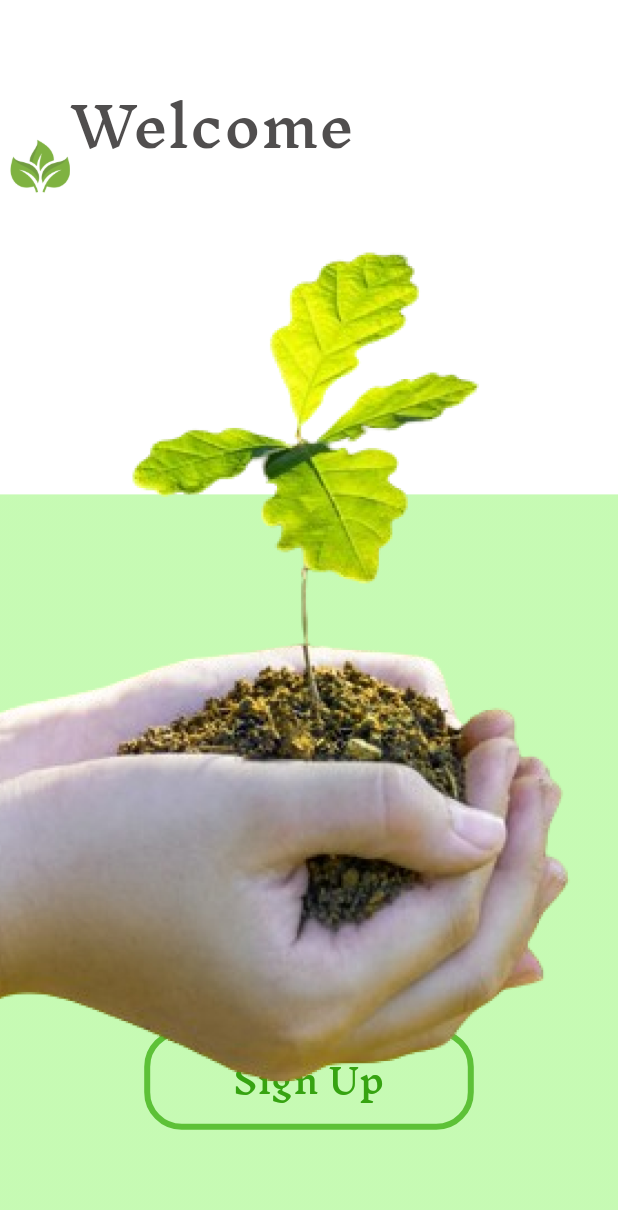
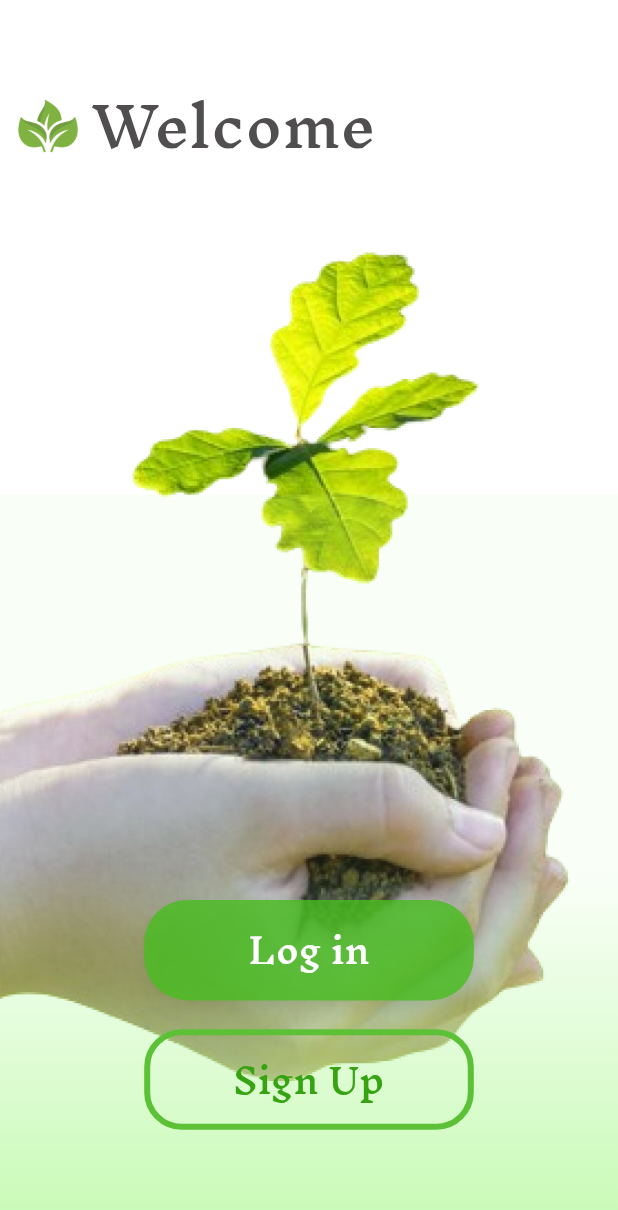
Before and after one commit to APGrace/THESISAPP, a Flutter app: the screen it shows after launch, on a phone screen of 412 x 824 dp. Shown: the top 1210 px of the screen. Run offline on Flutter 3.47's test engine with Material 3 defaults, Android fonts, the phone set to English and light mode, and no system bars; our stand-ins replace cached_network_image, dotted_border, flutter_svg, readmore.

Commit message:
♻️ refactor: Update FrameOneScreen layout and buttons to be clickable

```diff
--- a/lib/presentation/frame_one_screen/frame_one_screen.dart
+++ b/lib/presentation/frame_one_screen/frame_one_screen.dart
@@ -1,7 +1,8 @@
+import 'package:flutter/material.dart';
+
+import 'package:thesisapp/core/app_export.dart';
 import 'package:thesisapp/widgets/custom_elevated_button.dart';
 import 'package:thesisapp/widgets/custom_outlined_button.dart';
-import 'package:flutter/material.dart';
-import 'package:thesisapp/core/app_export.dart';
 
 class FrameOneScreen extends StatelessWidget {
   const FrameOneScreen({Key? key})
@@ -27,6 +28,47 @@ class FrameOneScreen extends StatelessWidget {
                     child: Stack(
                       alignment: Alignment.topCenter,
                       children: [
+                        Align(
+                          alignment: Alignment.topCenter,
+                          child: SizedBox(
+                            height: 540.v,
+                            width: double.maxFinite,
+                            child: Stack(
+                              alignment: Alignment.topLeft,
+                              children: [
+                                Align(
+                                  alignment: Alignment.topLeft,
+                                  child: Row(
+                                    children: [
+                                      SizedBox(width: 12),
+                                      CustomImageView(
+                                        imagePath: ImageConstant
+                                            .imgFreeLeavesIcon1571Thumb,
+                                        height: 32.v,
+                                        width: 35.h,
+                                      ),
+                                      Container(
+                                        margin: EdgeInsets.only(left: 8.h),
+                                        decoration: AppDecoration.outlineBlack,
+                                        child: Text(
+                                          "Welcome",
+                                          style:
+                                              CustomTextStyles.headlineLarge32,
+                                        ),
+                                      ),
+                                    ],
+                                  ),
+                                ),
+                                CustomImageView(
+                                  imagePath: ImageConstant.img1665462303185R,
+                                  height: 468.v,
+                                  width: 360.h,
+                                  alignment: Alignment.bottomCenter,
+                                ),
+                              ],
+                            ),
+                          ),
+                        ),
                         Align(
                           alignment: Alignment.bottomCenter,
                           child: Container(
@@ -60,46 +102,6 @@ class FrameOneScreen extends StatelessWidget {
                             ),
                           ),
                         ),
-                        Align(
-                          alignment: Alignment.topCenter,
-                          child: SizedBox(
-                            height: 540.v,
-                            width: double.maxFinite,
-                            child: Stack(
-                              alignment: Alignment.topLeft,
-                              children: [
-                                Align(
-                                  alignment: Alignment.topLeft,
-                                  child: Container(
-                                    margin: EdgeInsets.only(left: 41.h),
-                                    decoration: AppDecoration.outlineBlack,
-                                    child: Text(
-                                      "Welcome",
-                                      style: CustomTextStyles.headlineLarge32,
-                                    ),
-                                  ),
-                                ),
-                                CustomImageView(
-                                  imagePath:
-                                      ImageConstant.imgFreeLeavesIcon1571Thumb,
-                                  height: 32.v,
-                                  width: 35.h,
-                                  alignment: Alignment.topLeft,
-                                  margin: EdgeInsets.only(
-                                    left: 6.h,
-                                    top: 25.v,
-                                  ),
-                                ),
-                                CustomImageView(
-                                  imagePath: ImageConstant.img1665462303185R,
-                                  height: 468.v,
-                                  width: 360.h,
-                                  alignment: Alignment.bottomCenter,
-                                )
-                              ],
-                            ),
-                          ),
-                        )
                       ],
                     ),
                   ),
--- a/lib/theme/app_decoration.dart
+++ b/lib/theme/app_decoration.dart
@@ -1,4 +1,5 @@
 import 'package:flutter/material.dart';
+
 import 'package:thesisapp/core/app_export.dart';
 
 class AppDecoration {
@@ -36,8 +37,8 @@ class AppDecoration {
           begin: Alignment(0.5, 0),
           end: Alignment(0.5, 1),
           colors: [
-            appTheme.greenA100F9,
-            appTheme.greenA100F9,
+            appTheme.greenA100F9.withOpacity(.1),
+            appTheme.greenA100F9.withOpacity(1),
           ],
         ),
       );
```
